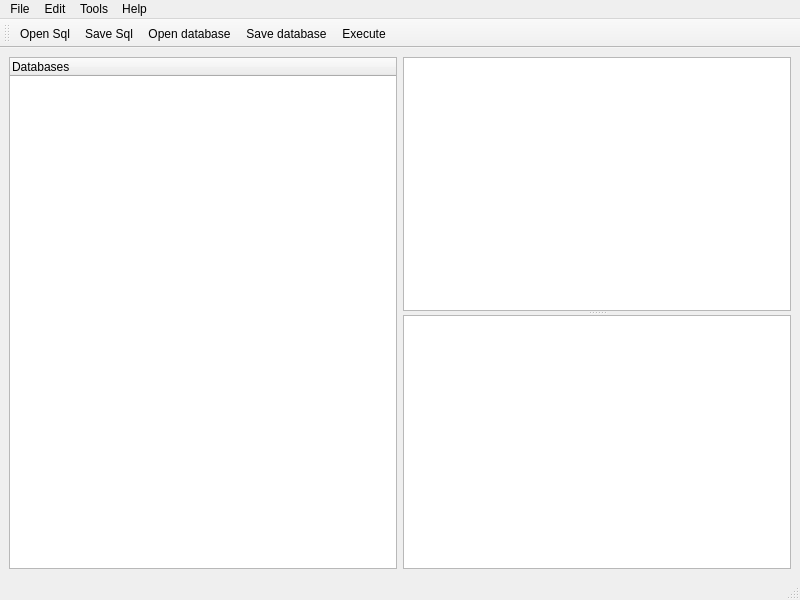
This is mainwindow.ui in anachuri/dbmsClient as Qt 5 draws it before an edit. The edited form follows.
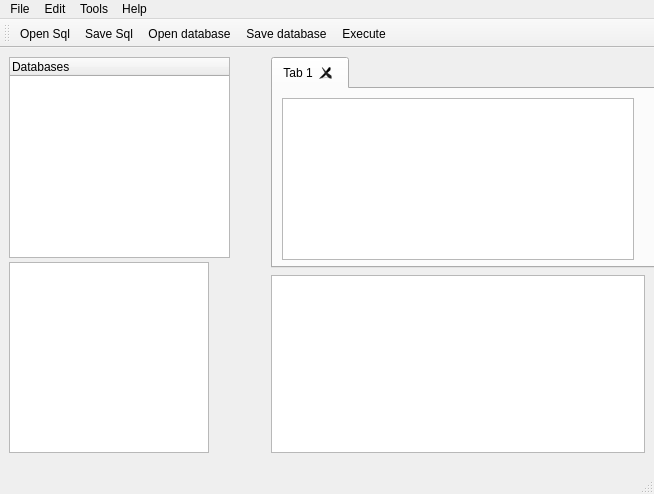
This is the edited form. Icons and pictures are not drawn. Custom widgets are drawn as their Qt base class.

Commit message: agrego cambios

What changed in the file:
```diff
--- a/mainwindow.ui
+++ b/mainwindow.ui
@@ -6,8 +6,8 @@
    <rect>
     <x>0</x>
     <y>0</y>
-    <width>800</width>
-    <height>600</height>
+    <width>654</width>
+    <height>494</height>
    </rect>
   </property>
   <property name="windowTitle">
@@ -18,9 +18,31 @@
     <normaloff>:/img/database.png</normaloff>:/img/database.png</iconset>
   </property>
   <widget class="QWidget" name="centralwidget">
-   <layout class="QHBoxLayout" name="horizontalLayout">
-    <item>
+   <widget class="QTableView" name="tableView_2">
+    <property name="geometry">
+     <rect>
+      <x>9</x>
+      <y>214</y>
+      <width>200</width>
+      <height>191</height>
+     </rect>
+    </property>
+    <property name="sizePolicy">
+     <sizepolicy hsizetype="Expanding" vsizetype="Expanding">
+      <horstretch>1</horstretch>
+      <verstretch>1</verstretch>
+     </sizepolicy>
+    </property>
+   </widget>
      <widget class="DbTreeWidget" name="treeWidget">
+    <property name="geometry">
+     <rect>
+      <x>9</x>
+      <y>9</y>
+      <width>221</width>
+      <height>201</height>
+     </rect>
+    </property>
       <property name="sizePolicy">
        <sizepolicy hsizetype="Expanding" vsizetype="Expanding">
         <horstretch>0</horstretch>
@@ -40,41 +62,57 @@
        </property>
       </column>
      </widget>
-    </item>
-    <item>
-     <widget class="QSplitter" name="splitter">
-      <property name="orientation">
-       <enum>Qt::Orientation::Horizontal</enum>
-      </property>
-      <widget class="QSplitter" name="splitter2">
-       <property name="sizePolicy">
-        <sizepolicy hsizetype="Expanding" vsizetype="Expanding">
-         <horstretch>0</horstretch>
-         <verstretch>0</verstretch>
-        </sizepolicy>
-       </property>
-       <property name="maximumSize">
-        <size>
-         <width>16777215</width>
-         <height>16777215</height>
-        </size>
-       </property>
-       <property name="orientation">
-        <enum>Qt::Orientation::Vertical</enum>
-       </property>
-       <widget class="QTextEdit" name="textEdit"/>
-       <widget class="QTableView" name="tableView"/>
-      </widget>
-     </widget>
-    </item>
-   </layout>
+   <widget class="QTableView" name="tableView">
+    <property name="geometry">
+     <rect>
+      <x>271</x>
+      <y>227</y>
+      <width>374</width>
+      <height>178</height>
+     </rect>
+    </property>
+   </widget>
+   <widget class="QTabWidget" name="tabWidget">
+    <property name="geometry">
+     <rect>
+      <x>271</x>
+      <y>9</y>
+      <width>391</width>
+      <height>211</height>
+     </rect>
+    </property>
+    <property name="currentIndex">
+     <number>0</number>
+    </property>
+    <property name="tabsClosable">
+     <bool>true</bool>
+    </property>
+    <property name="movable">
+     <bool>true</bool>
+    </property>
+    <widget class="QWidget" name="tab">
+     <attribute name="title">
+      <string>Tab 1</string>
+     </attribute>
+     <widget class="QTextEdit" name="textEdit">
+      <property name="geometry">
+       <rect>
+        <x>9</x>
+        <y>9</y>
+        <width>352</width>
+        <height>162</height>
+       </rect>
+      </property>
+     </widget>
+    </widget>
+   </widget>
   </widget>
   <widget class="QMenuBar" name="menubar">
    <property name="geometry">
     <rect>
      <x>0</x>
      <y>0</y>
-     <width>800</width>
+     <width>654</width>
      <height>19</height>
     </rect>
    </property>
```
Lines whose indentation alone changed are shown as unchanged. The commit also changes 2 other files.
